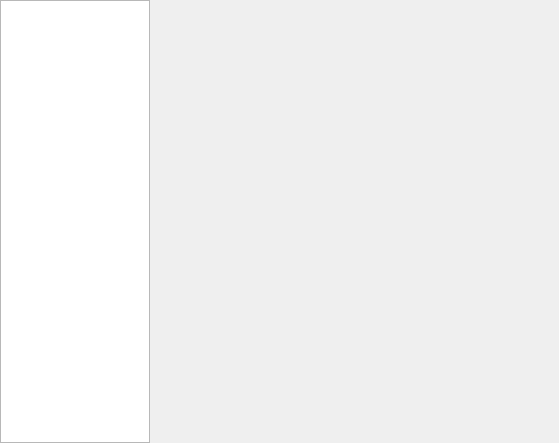
Before: the Qt Designer form src/ui/game/gamestatswidget.ui in lbproductions/psnewmodel, drawn with Qt 5.
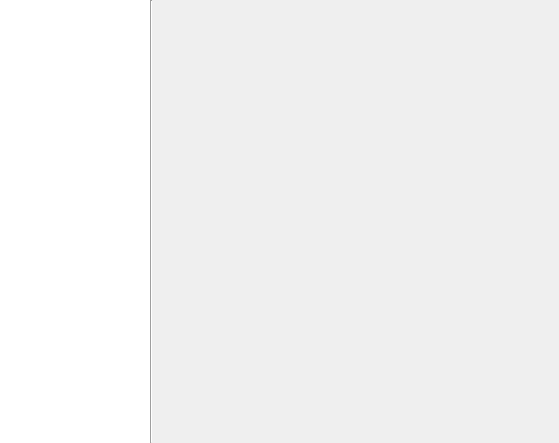
After: the same form once the commit is applied.

What changed in the file:
```diff
--- a/src/ui/game/gamestatswidget.ui
+++ b/src/ui/game/gamestatswidget.ui
@@ -37,6 +37,9 @@
        <height>16777215</height>
       </size>
      </property>
+     <property name="frameShape">
+      <enum>QFrame::NoFrame</enum>
+     </property>
      <attribute name="headerVisible">
       <bool>false</bool>
      </attribute>
@@ -47,6 +50,13 @@
      </column>
     </widget>
    </item>
+   <item>
+    <widget class="Line" name="line">
+     <property name="orientation">
+      <enum>Qt::Vertical</enum>
+     </property>
+    </widget>
+   </item>
    <item>
     <widget class="QStackedWidget" name="stackedWidget"/>
    </item>
```
